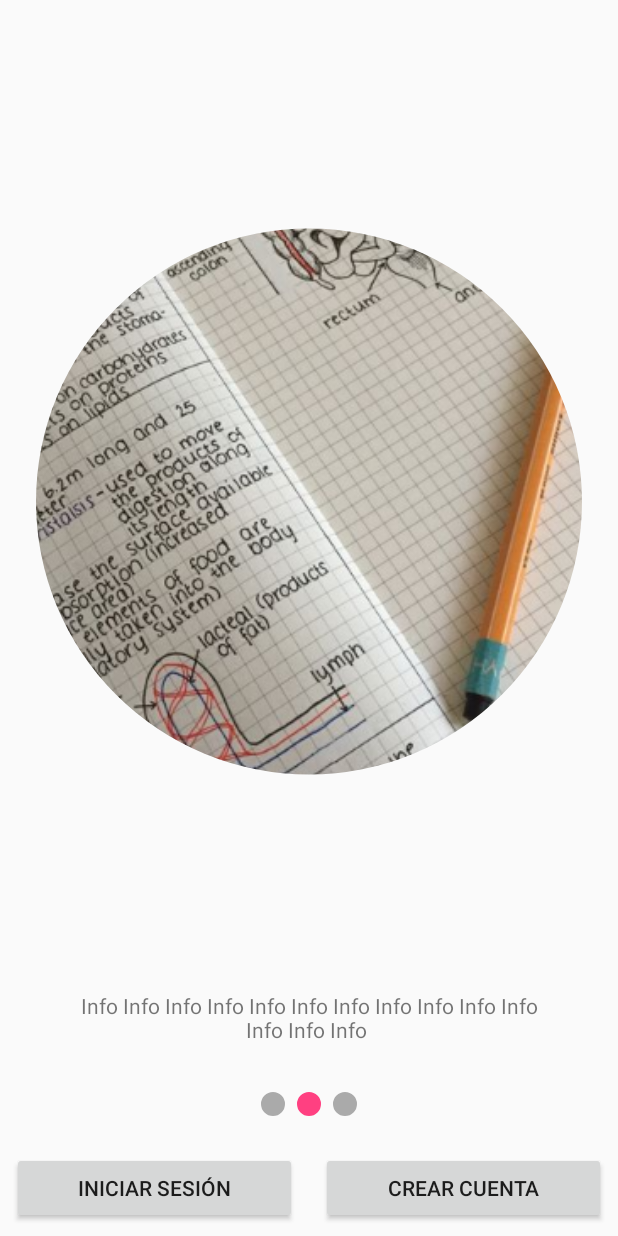
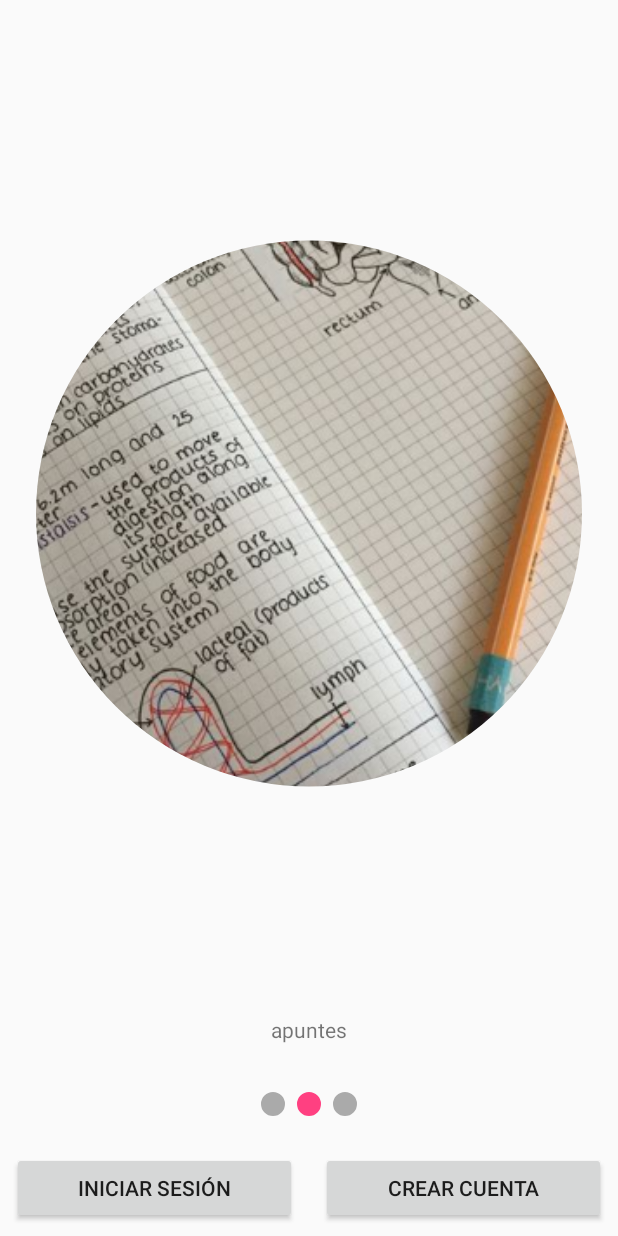
Before and after one commit to UNAMInnovationLab/AdoptaUnEstudiante, an Android app: the screen it shows after launch (InformationAppActivity), item 2 of the bottom bar chosen, on a phone screen of 412 x 824 dp. Run offline under Robolectric (Android 15) with nearby library versions, the phone set to English and light mode, and no system bars; our stand-ins replace CircleImageView, Firebase (no records; nobody signed in at launch, a user with empty details on screens opened directly).

```diff
--- a/app/src/main/java/com/lab/innovation/unam/adoptaunestudiante/Views/Activities/MainActivity.java
+++ b/app/src/main/java/com/lab/innovation/unam/adoptaunestudiante/Views/Activities/MainActivity.java
@@ -21,4 +21,9 @@ public class MainActivity extends AppCompatActivity {
         startActivity(new Intent(this, InformationAppActivity.class));
         finish();
     }
+
+    @Override
+    public void onBackPressed() {
+        moveTaskToBack(true);
+    }
 }
--- a/app/src/main/java/com/lab/innovation/unam/adoptaunestudiante/Views/Adapters/FragmentPagerAdapterInformation.java
+++ b/app/src/main/java/com/lab/innovation/unam/adoptaunestudiante/Views/Adapters/FragmentPagerAdapterInformation.java
@@ -9,10 +9,6 @@ import android.view.View;
 import com.lab.innovation.unam.adoptaunestudiante.R;
 import com.lab.innovation.unam.adoptaunestudiante.Views.Fragments.InformationAppImagesFragment;
 
-/**
- * Created by Montserrat on 22/09/2017.
- */
-
 public class FragmentPagerAdapterInformation extends FragmentPagerAdapter {
 
     public FragmentPagerAdapterInformation(FragmentManager fg){
@@ -23,11 +19,11 @@ public class FragmentPagerAdapterInformation extends FragmentPagerAdapter {
     public Fragment getItem(int position) {
         switch (position){
             case 0:
-                return InformationAppImagesFragment.getInstance(R.drawable.grupo_de_estudio);
+                return InformationAppImagesFragment.getInstance(R.drawable.grupo_de_estudio, R.string.grupo_de_estudio);
             case 1:
-                return InformationAppImagesFragment.getInstance(R.drawable.apuntes);
+                return InformationAppImagesFragment.getInstance(R.drawable.apuntes, R.string.apuntes);
             case 2:
-                return InformationAppImagesFragment.getInstance(R.drawable.preguntas_en_grupo);
+                return InformationAppImagesFragment.getInstance(R.drawable.preguntas_en_grupo, R.string.preguntas_en_grupo);
         }
         return null;
     }
--- a/app/src/main/java/com/lab/innovation/unam/adoptaunestudiante/Views/Fragments/InformationAppImagesFragment.java
+++ b/app/src/main/java/com/lab/innovation/unam/adoptaunestudiante/Views/Fragments/InformationAppImagesFragment.java
@@ -6,6 +6,7 @@ import android.support.v4.app.Fragment;
 import android.view.LayoutInflater;
 import android.view.View;
 import android.view.ViewGroup;
+import android.widget.TextView;
 
 import com.lab.innovation.unam.adoptaunestudiante.R;
 
@@ -14,20 +15,23 @@ import de.hdodenhof.circleimageview.CircleImageView;
 
 public class InformationAppImagesFragment extends Fragment {
 
-    private int resId;
+    private int drawableId;
+    private int stringId;
 
     public InformationAppImagesFragment() {}
 
-    public static InformationAppImagesFragment getInstance(int resId){
+    public static InformationAppImagesFragment getInstance(int drawableId, int stringId){
         InformationAppImagesFragment imagenesBienvenidaFragment = new InformationAppImagesFragment();
-        imagenesBienvenidaFragment.resId = resId;
+        imagenesBienvenidaFragment.drawableId = drawableId;
+        imagenesBienvenidaFragment.stringId = stringId;
         return imagenesBienvenidaFragment;
     }
 
     @Override
     public View onCreateView(LayoutInflater inflater, @Nullable ViewGroup container, Bundle savedInstanceState) {
         ViewGroup rootView = (ViewGroup) inflater.inflate(R.layout.adapter_information_app_images_fragment, container, false);
-        ((CircleImageView) rootView.findViewById(R.id.adapter_information_app_images_circleimagen)).setImageResource(resId);
+        ((CircleImageView) rootView.findViewById(R.id.adapter_information_app_images_circleimagen)).setImageResource(drawableId);
+        ((TextView) rootView.findViewById(R.id.adapter_information_app_images_tv_information)).setText(getResources().getString(stringId));
         return rootView;
     }
 }
--- a/app/src/main/res/layout/adapter_information_app_images_fragment.xml
+++ b/app/src/main/res/layout/adapter_information_app_images_fragment.xml
@@ -1,7 +1,6 @@
 <?xml version="1.0" encoding="utf-8"?>
 <android.support.constraint.ConstraintLayout xmlns:android="http://schemas.android.com/apk/res/android"
     xmlns:app="http://schemas.android.com/apk/res-auto"
-    xmlns:tools="http://schemas.android.com/tools"
     android:orientation="vertical"
     android:layout_width="match_parent"
     android:layout_height="match_parent">
@@ -25,7 +24,6 @@
         android:layout_width="0dp"
         android:layout_height="wrap_content"
         android:gravity="center_horizontal"
-        android:text="Info Info Info Info Info Info Info Info Info Info Info Info Info Info "
         android:layout_marginBottom="8dp"
         android:layout_marginRight="32dp"
         android:layout_marginLeft="32dp"
--- a/app/src/main/res/values/strings.xml
+++ b/app/src/main/res/values/strings.xml
@@ -6,4 +6,7 @@
     <string name="password">Contraseña</string>
     <string name="password_seis_caracteres">Contraseña (Al menos 6 caracteres)</string>
     <string name="confirm_password">Confirmar contraseña</string>
+    <string name="grupo_de_estudio">gurpo de estudio</string>
+    <string name="apuntes">apuntes</string>
+    <string name="preguntas_en_grupo">preguntas en grupo</string>
 </resources>
```
